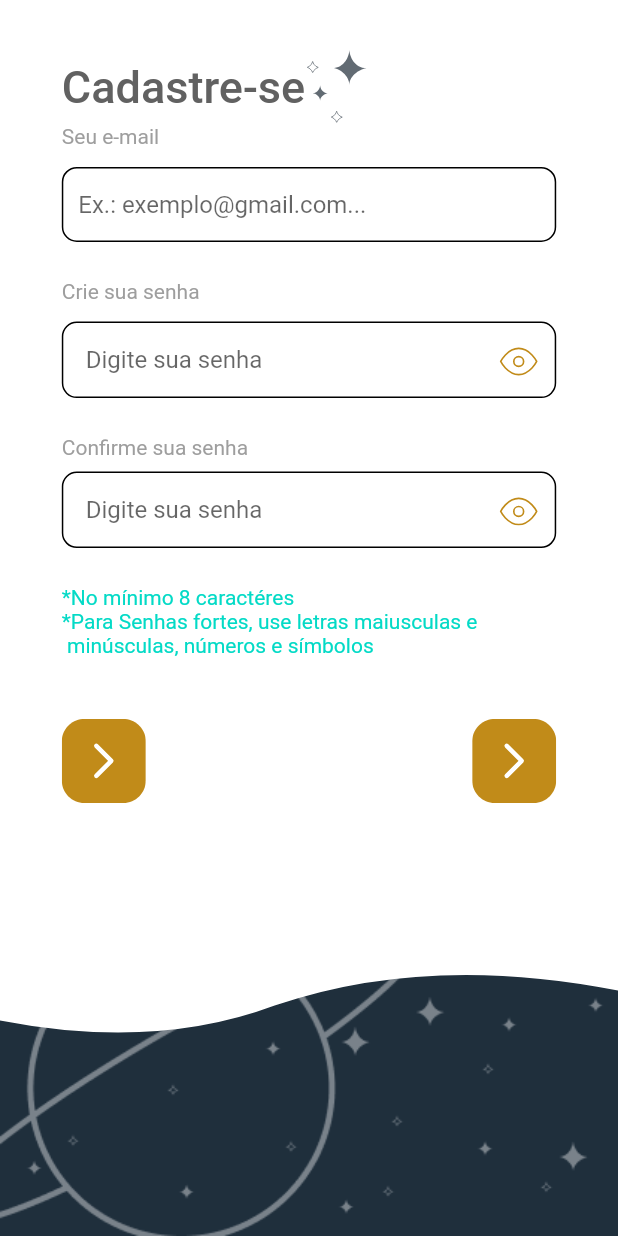
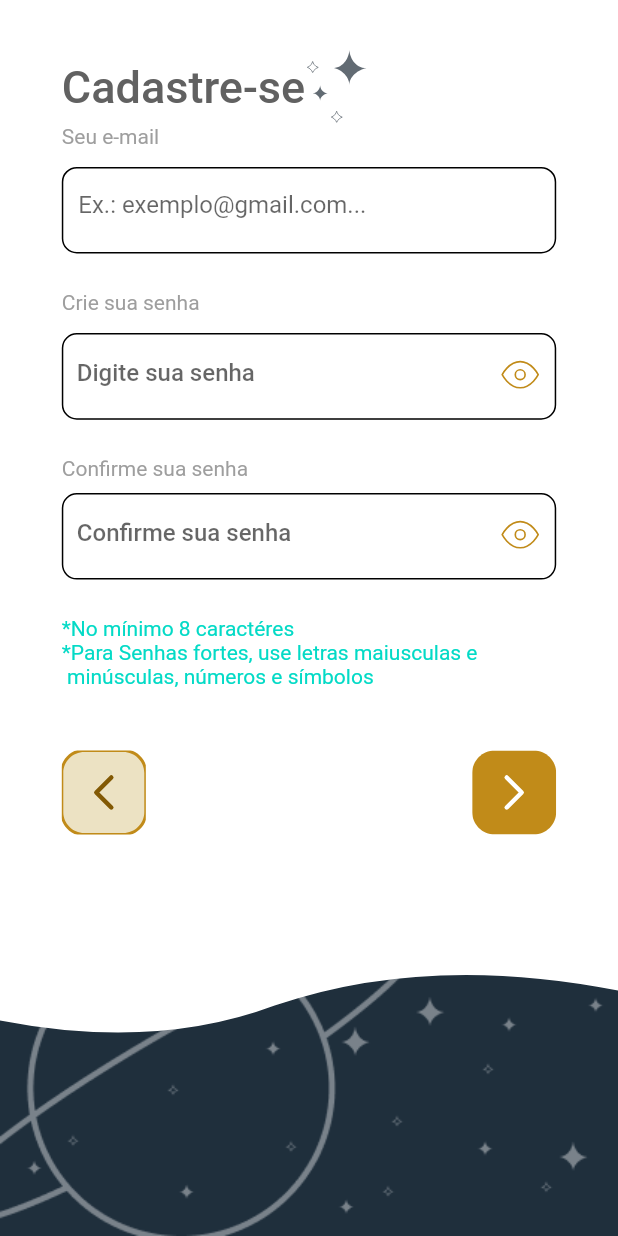
Before and after one commit to ViniciusVicco/lunia, a Flutter app: the RegisterScreen2 screen opened by its route, on a phone screen of 412 x 824 dp. Run offline on Flutter 3.47's test engine with Material 2 defaults, Android fonts, the phone set to English and light mode, and no system bars; our stand-ins replace flutter_custom_clippers, flutter_svg.

```diff
--- a/lib/screens/comom_widgets/custom_rounded_container.dart
+++ b/lib/screens/comom_widgets/custom_rounded_container.dart
@@ -5,16 +5,17 @@ class CustomroundedContainer extends StatelessWidget {
   final Widget child;
   final double height;
   final double width;
+
   CustomroundedContainer({this.cor, this.child, this.width, this.height});
+
   @override
   Widget build(BuildContext context) {
-
     return Container(
       width: width,
-      height: height,
+      height: height ?? 66.2,
       decoration: BoxDecoration(
-        color: Colors.white,
-          border: Border.all(color: cor!=null ? cor : Colors.black),
+          color: Colors.white,
+          border: Border.all(color: cor != null ? cor : Colors.black),
           borderRadius: BorderRadius.circular(10)),
       child: child,
     );
--- /dev/null
+++ b/lib/screens/comom_widgets/eye_icon_for_textfield_aligned_top.dart
@@ -0,0 +1,15 @@
+import 'package:flutter/material.dart';
+import 'package:flutter_svg/svg.dart';
+
+class EyeIconForTextFieldAlignedTop extends StatelessWidget {
+  final bool isObscured;
+
+  EyeIconForTextFieldAlignedTop({this.isObscured});
+  @override
+  Widget build(BuildContext context) {
+
+    return SizedBox(
+      child: isObscured? SvgPicture.asset('assets/login_register/iconEye.svg') : SvgPicture.asset('assets/login_register/iconEyeOculto.svg'),
+    );
+  }
+}
--- a/lib/screens/comom_widgets/form_field_widget.dart
+++ b/lib/screens/comom_widgets/form_field_widget.dart
@@ -10,7 +10,9 @@ class CustomTextField extends StatelessWidget {
       this.validator,
       this.errorText,
       this.sulfixIcon,
-      this.hidePassword});
+      this.hidePassword,
+      this.topPadding,
+      });
 
   final bool bold;
   final String hint;
@@ -20,10 +22,13 @@ class CustomTextField extends StatelessWidget {
   final FormFieldValidator<String> validator;
   final String errorText;
   final bool hidePassword;
+  final double topPadding;
 
   @override
   Widget build(BuildContext context) {
-    return FormField<String>(
+    return Padding(
+      padding: EdgeInsets.only(top: topPadding ?? 0),
+      child: FormField<String>(
         initialValue: '',
         validator: validator,
         builder: (state) {
@@ -76,6 +81,7 @@ class CustomTextField extends StatelessWidget {
             ),
           );
         },
+      ),
     );
   }
 }
--- a/lib/screens/register_screens/register_screen.dart
+++ b/lib/screens/register_screens/register_screen.dart
@@ -65,7 +65,7 @@ class _RegisterScreenState extends State<RegisterScreen> {
                                 ),
                                 Container(
                                   child: SvgPicture.asset(
-                                      'assets/login/estrelas.svg'),
+                                      'assets/login_register/estrelas.svg'),
                                 )
                               ],
                             ),
@@ -79,6 +79,7 @@ class _RegisterScreenState extends State<RegisterScreen> {
                               height: height * 0.01,
                             ),
                             CustomroundedContainer(
+                              height: height*0.07,
                               child: TextFormField(
                                 style: TextStyle(color: selectedColor),
                                 decoration: InputDecoration(
@@ -177,6 +178,7 @@ class _RegisterScreenState extends State<RegisterScreen> {
                               children: [
                                 CustomTextHint(text: "Já tem uma conta ? "),
                                 GestureDetector(
+                                  onTap: () {Navigator.of(context).pop();},
                                     child: Text(
                                   "Logue Aqui",
                                   style: TextStyle(
--- a/lib/screens/register_screens/register_screen2.dart
+++ b/lib/screens/register_screens/register_screen2.dart
@@ -4,6 +4,8 @@ import 'package:lunia/constrants/dart/device.dart';
 import 'package:lunia/screens/comom_widgets/background_widgets/custom_clipper_backgrounded.dart';
 import 'package:lunia/screens/comom_widgets/custom_rounded_container.dart';
 import 'package:lunia/screens/comom_widgets/custom_texts.dart';
+import 'package:lunia/screens/comom_widgets/eye_icon_for_textfield_aligned_top.dart';
+import 'package:lunia/screens/comom_widgets/form_field_widget.dart';
 
 class RegisterScreen2 extends StatefulWidget {
   @override
@@ -14,12 +16,14 @@ class _RegisterScreen2State extends State<RegisterScreen2> {
   GlobalKey<FormState> formKey = GlobalKey<FormState>();
 
   bool hidePassword = true;
+  bool hidePassword2 = true;
 
   @override
   Widget build(BuildContext context) {
     final double width = MediaQuery.of(context).size.width;
     final double height = MediaQuery.of(context).size.height;
     return Scaffold(
+        resizeToAvoidBottomPadding: false,
         body: CustomClipperBackgrounded(
           maxHeightporcentage: height * 0.85,
       child: Center(
@@ -42,7 +46,7 @@ class _RegisterScreen2State extends State<RegisterScreen2> {
                         ),
                         Container(
                           child:
-                              SvgPicture.asset('assets/login/estrelas.svg'),
+                              SvgPicture.asset('assets/login_register/estrelas.svg'),
                         )
                       ],
                     ),
@@ -53,6 +57,7 @@ class _RegisterScreen2State extends State<RegisterScreen2> {
                       height: height * 0.015,
                     ),
                     CustomroundedContainer(
+                      height: height * 0.07,
                       child: TextFormField(
                         decoration: InputDecoration(
                           alignLabelWithHint: true,
@@ -69,10 +74,25 @@ class _RegisterScreen2State extends State<RegisterScreen2> {
                     SizedBox(
                       height: height * 0.015,
                     ),
+                    Stack(
+                      children: [
                         CustomroundedContainer(
-                      child: Column(
-                        children: [
-                          TextFormField(
+                          height: height * 0.07,
+                          width: width,
+                        ),
+                        CustomTextField(
+                          topPadding: 5,
+                          hidePassword: hidePassword,
+                          sulfixIcon: GestureDetector(
+                              onTap: (){
+                                setState(() {
+                                  hidePassword = !hidePassword;
+                                });
+                              },
+                              child: EyeIconForTextFieldAlignedTop(isObscured: hidePassword,)
+                          ),
+                          hint: "Digite sua senha",
+                          errorText: 'No mínimo 8 carácteres!',
                           validator: (password) {
                             if (password.isEmpty) {
                               return 'Campo senha vazio!';
@@ -82,40 +102,8 @@ class _RegisterScreen2State extends State<RegisterScreen2> {
                             }
                             return null;
                           },
-                            style: TextStyle(
-                              color: Colors.black,
-                            ),
-                            decoration: InputDecoration(
-                                hintText: "Digite sua senha",
-                                border: InputBorder.none,
-                                contentPadding: EdgeInsets.symmetric(
-                                    vertical: 15, horizontal: 15),
-                                suffixIcon: GestureDetector(
-                                  onTap: () {
-                                    setState(() {
-                                      hidePassword = !hidePassword;
-                                    });
-                                  },
-                                  child: hidePassword
-                                      ? Container(
-                                          child: SvgPicture.asset(
-                                            'assets/login/iconEye.svg',
-                                            width: 2,
-                                            height: 2,
-                                          ),
-                                        )
-                                      : Container(
-                                          child: SvgPicture.asset(
-                                            'assets/login/iconEyeOculto.svg',
-                                            width: 2,
-                                            height: 2,
-                                          ),
-                                        ),
-                                )),
-                            obscureText: hidePassword,
                         ),
                       ],
-                      ),
                     ),
                     SizedBox(
                       height: height * 0.03,
@@ -124,10 +112,25 @@ class _RegisterScreen2State extends State<RegisterScreen2> {
                     SizedBox(
                       height: height * 0.01,
                     ),
+                    Stack(
+                      children: [
                         CustomroundedContainer(
-                      child: Column(
-                        children: [
-                          TextFormField(
+                          height: height * 0.07,
+                          width: width,
+                        ),
+                        CustomTextField(
+                          topPadding: 5,
+                          hidePassword: hidePassword2,
+                          sulfixIcon: GestureDetector(
+                              onTap: (){
+                                setState(() {
+                                  hidePassword2 = !hidePassword2;
+                                });
+                              },
+                              child: EyeIconForTextFieldAlignedTop(isObscured: hidePassword2,)
+                          ),
+                          hint: "Confirme sua senha",
+                          errorText: 'No mínimo 8 carácteres!',
                           validator: (password) {
                             if (password.isEmpty) {
                               return 'Campo senha vazio!';
@@ -137,40 +140,8 @@ class _RegisterScreen2State extends State<RegisterScreen2> {
                             }
                             return null;
                           },
-                            style: TextStyle(
-                              color: Colors.black,
-                            ),
-                            decoration: InputDecoration(
-                                hintText: "Digite sua senha",
-                                border: InputBorder.none,
-                                contentPadding: EdgeInsets.symmetric(
-                                    vertical: 15, horizontal: 15),
-                                suffixIcon: GestureDetector(
-                                  onTap: () {
-                                    setState(() {
-                                      hidePassword = !hidePassword;
-                                    });
-                                  },
-                                  child: hidePassword
-                                      ? Container(
-                                          child: SvgPicture.asset(
-                                            'assets/login/iconEye.svg',
-                                            width: 2,
-                                            height: 2,
-                                          ),
-                                        )
-                                      : Container(
-                                          child: SvgPicture.asset(
-                                            'assets/login/iconEyeOculto.svg',
-                                            width: 2,
-                                            height: 2,
-                                          ),
-                                        ),
-                                )),
-                            obscureText: hidePassword,
                         ),
                       ],
-                      ),
                     ),
                     SizedBox(
                       height: height * 0.03,
@@ -183,8 +154,9 @@ class _RegisterScreen2State extends State<RegisterScreen2> {
                     Row(
                       mainAxisAlignment: MainAxisAlignment.spaceBetween,
                       children: [
-                        SvgPicture.asset('assets/comom/btnProsseguir.svg'),
-                        SvgPicture.asset('assets/comom/btnProsseguir.svg'),
+                        GestureDetector(child: SvgPicture.asset('assets/comom/btnRetornar.svg'), onTap: () {Navigator.of(context).pop();},),
+                        GestureDetector(child: SvgPicture.asset('assets/comom/btnProsseguir.svg'), onTap: () {},),
+
                       ],
                     )
                   ],
```
Also changed, not shown: lib/screens/comom_widgets/eye_icon_for_textfield.dart (deleted, +0 -15 lines), lib/screens/comom_widgets/eye_icon_for_textfield_aligned_center.dart (added, +17 -0 lines), lib/screens/comom_widgets/rounded_container.dart (+20 -26 lines), lib/screens/login_screen/login_screen.dart (+9 -8 lines), pubspec.yaml (+6 -4 lines), assets/comom/btnRetornar.svg (added), assets/login_register/estrelas.svg (renamed from assets/login/estrelas.svg), assets/login_register/iconEye.svg (added), assets/login_register/iconEyeOculto.svg (added), assets/login_register/iconEyeOcultoAlignCenter.svg (renamed from assets/login/iconEyeOculto.svg), assets/login_register/loginIcon.svg (renamed from assets/login/loginIcon.svg). Lines whose indentation alone changed are shown as unchanged.
